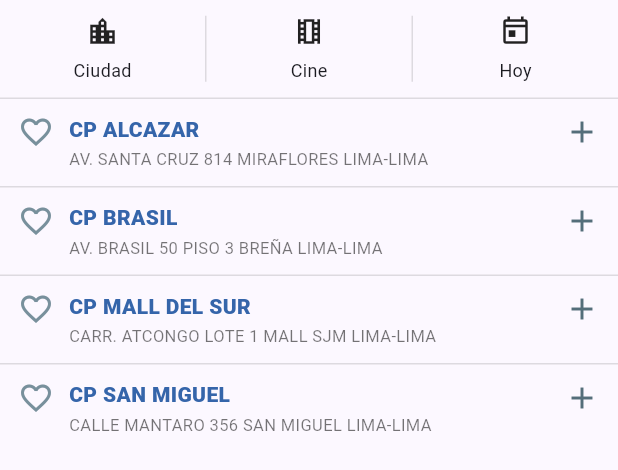
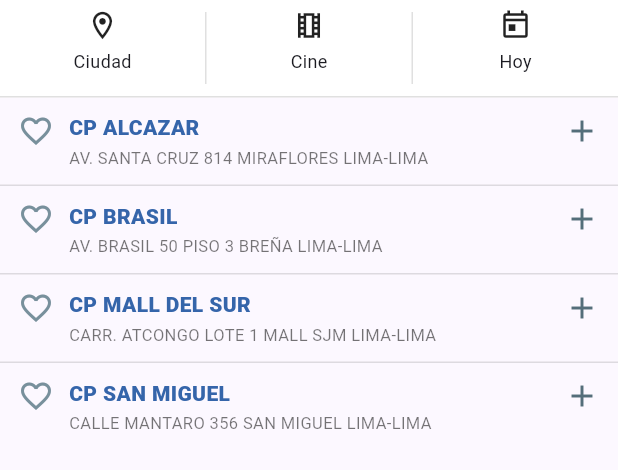
Before and after one commit to rolando3030/PROYPM, a Flutter app: the _BuyTab widget shown alone on an empty page, opened directly with empty values, on a phone screen of 412 x 824 dp. Shown: the top 470 px of the screen. Run offline on Flutter 3.47's test engine with Material 3 defaults, Android fonts, the phone set to English and light mode, and no system bars; our stand-ins replace get, google_fonts.

Commit message:
semana92

```diff
--- a/lib/pages/movie_detail/movie_detail_page.dart
+++ b/lib/pages/movie_detail/movie_detail_page.dart
@@ -1,5 +1,12 @@
 import 'package:flutter/material.dart';
-import '../asientos/asientos_page.dart'; // <<-- IMPORTANTE
+
+// Si ya creaste las pantallas de filtros, deja estos imports.
+// Si aún no las tienes, puedes comentar estas 3 líneas.
+import '../Filtros/city_filter_screen.dart';
+import '../Filtros/cinema_filter_screen.dart';
+import '../Filtros/date_filter_screen.dart';
+
+import '../asientos/asientos_page.dart';
 
 class MovieDetailPage extends StatefulWidget {
   final String title;
@@ -16,7 +23,7 @@ class MovieDetailPage extends StatefulWidget {
     this.isEstreno = false,
     required this.synopsis,
     this.idiomas = const [],
-    this.formatos = const [],
+    this.formatos = const ['2D', 'REGULAR'],
   });
 
   @override
@@ -63,7 +70,7 @@ class _MovieDetailPageState extends State<MovieDetailPage>
       ),
       body: Column(
         children: [
-          // -------- Banner con ESTRENO + botón play ----------
+          // -------- Banner + etiqueta ESTRENO + botón Play ----------
           Stack(
             children: [
               AspectRatio(
@@ -89,7 +96,6 @@ class _MovieDetailPageState extends State<MovieDetailPage>
                     ),
                   ),
                 ),
-              // Play centrado
               Positioned.fill(
                 child: Center(
                   child: Container(
@@ -109,7 +115,7 @@ class _MovieDetailPageState extends State<MovieDetailPage>
             ],
           ),
 
-          // -------- Tabs Detalle / Comprar ----------
+          // ---------------- Tabs Detalle / Comprar ----------------
           Material(
             color: Colors.white,
             child: TabBar(
@@ -125,12 +131,12 @@ class _MovieDetailPageState extends State<MovieDetailPage>
             ),
           ),
 
-          // -------- Contenido de tabs ----------
+          // ---------------- Contenido de tabs ----------------
           Expanded(
             child: TabBarView(
               controller: _tab,
               children: [
-                // ================== Tab: Detalle ==================
+                // ======== Detalle ========
                 SingleChildScrollView(
                   padding: const EdgeInsets.fromLTRB(16, 12, 16, 20),
                   child: Column(
@@ -170,8 +176,8 @@ class _MovieDetailPageState extends State<MovieDetailPage>
                   ),
                 ),
 
-                // ================== Tab: Comprar ==================
-                _BuyTab(movieTitle: widget.title), // <<-- pasamos el título
+                // ======== Comprar ========
+                _BuyTab(movieTitle: widget.title),
               ],
             ),
           ),
@@ -192,7 +198,7 @@ class _SectionTitle extends StatelessWidget {
       child: Text(
         text,
         style: const TextStyle(
-          color: Color(0xFF3860A6), // azul parecido al mockup
+          color: Color(0xFF3860A6),
           fontSize: 18,
           fontWeight: FontWeight.w800,
         ),
@@ -236,7 +242,10 @@ class _BuyTab extends StatefulWidget {
 }
 
 class _BuyTabState extends State<_BuyTab> {
-  // Data demo de cines + horarios (ajústala a tu backend después)
+  // Para mostrar la línea roja bajo el filtro seleccionado
+  int _selectedFilter = -1;
+
+  // Data de ejemplo de cines / horarios
   final List<_Cinema> cinemas = [
     _Cinema(
       name: 'CP ALCAZAR',
@@ -268,35 +277,84 @@ class _BuyTabState extends State<_BuyTab> {
     ),
   ];
 
+  Future<void> _openFilter(int i) async {
+    setState(() => _selectedFilter = i);
+    // Abre las páginas de filtro si las tienes
+    switch (i) {
+      case 0:
+        await Navigator.push(
+          context,
+          MaterialPageRoute(builder: (_) => const CityFilterScreen()),
+        );
+        break;
+      case 1:
+        await Navigator.push(
+          context,
+          MaterialPageRoute(builder: (_) => const CinemaFilterScreen()),
+        );
+        break;
+      case 2:
+        await Navigator.push(
+          context,
+          MaterialPageRoute(builder: (_) => const DateFilterScreen()),
+        );
+        break;
+    }
+    // Si quieres, al volver podrías setState con el resultado
+  }
+
   @override
   Widget build(BuildContext context) {
     final divider = Container(height: 1, color: Colors.black12);
 
     return Column(
       children: [
-        // ------- Filtros superiores (Ciudad / Cine / Hoy) -------
-        _FilterRow(
-          items: const [
-            _FilterItem(icon: Icons.location_city_outlined, label: 'Ciudad'),
-            _FilterItem(icon: Icons.local_movies_outlined, label: 'Cine'),
-            _FilterItem(icon: Icons.today_outlined, label: 'Hoy'),
+        // --------- Barra de filtros (CORREGIDA) ---------
+        Container(
+          color: Colors.white,
+          child: Column(
+            children: [
+              Row(
+                children: [
+                  _FilterCell(
+                    index: 0,
+                    selectedIndex: _selectedFilter,
+                    icon: Icons.location_on_outlined,
+                    label: 'Ciudad',
+                    onTap: _openFilter,
+                  ),
+                  _VSep(),
+                  _FilterCell(
+                    index: 1,
+                    selectedIndex: _selectedFilter,
+                    icon: Icons.local_movies_outlined,
+                    label: 'Cine',
+                    onTap: _openFilter,
+                  ),
+                  _VSep(),
+                  _FilterCell(
+                    index: 2,
+                    selectedIndex: _selectedFilter,
+                    icon: Icons.today_outlined,
+                    label: 'Hoy',
+                    onTap: _openFilter,
+                  ),
                 ],
-          onTap: (i) {
-            // Aquí puedes abrir tus pantallas de filtros si quieres.
-          },
               ),
+              // Borde inferior gris claro
               divider,
+            ],
+          ),
+        ),
 
-        // ------- Lista de cines expandibles -------
+        // --------- Lista de cines expandibles ---------
         Expanded(
           child: ListView.separated(
             padding: const EdgeInsets.only(bottom: 16),
             itemCount: cinemas.length,
             separatorBuilder: (_, __) => divider,
-            itemBuilder: (_, i) => _CinemaTile(
-              cinema: cinemas[i],
-              movieTitle: widget.movieTitle, // <<-- se lo pasamos
-            ),
+            itemBuilder: (_, i) =>
+                _CinemaTile(cinema: cinemas[i], movieTitle: widget.movieTitle),
           ),
         ),
       ],
@@ -304,50 +362,61 @@ class _BuyTabState extends State<_BuyTab> {
   }
 }
 
-class _FilterRow extends StatelessWidget {
-  final List<_FilterItem> items;
-  final ValueChanged<int>? onTap;
+class _VSep extends StatelessWidget {
+  @override
+  Widget build(BuildContext context) {
+    return Container(width: 1, height: 48, color: Colors.black12);
+  }
+}
 
-  const _FilterRow({required this.items, this.onTap});
+class _FilterCell extends StatelessWidget {
+  final int index;
+  final int selectedIndex;
+  final IconData icon;
+  final String label;
+  final ValueChanged<int> onTap;
+
+  const _FilterCell({
+    required this.index,
+    required this.selectedIndex,
+    required this.icon,
+    required this.label,
+    required this.onTap,
+  });
 
   @override
   Widget build(BuildContext context) {
-    Widget cell(_FilterItem it, int index) {
+    final isSelected = selectedIndex == index;
+
     return Expanded(
       child: InkWell(
-          onTap: () => onTap?.call(index),
-          child: Padding(
-            padding: const EdgeInsets.symmetric(vertical: 10),
+        onTap: () => onTap(index),
+        child: Container(
+          height: 64,
+          padding: const EdgeInsets.symmetric(vertical: 6),
           child: Column(
-              mainAxisSize: MainAxisSize.min,
+            mainAxisAlignment: MainAxisAlignment.center,
             children: [
-                Icon(it.icon, size: 22, color: Colors.black87),
+              Icon(icon, size: 22, color: Colors.black87),
+              const SizedBox(height: 4),
+              Text(label, style: const TextStyle(fontSize: 12)),
               const SizedBox(height: 6),
-                Text(it.label, style: const TextStyle(fontSize: 12)),
+              // Indicador rojo bajo el item seleccionado
+              AnimatedContainer(
+                duration: const Duration(milliseconds: 180),
+                height: 3,
+                width: isSelected ? 48 : 0,
+                decoration: BoxDecoration(
+                  color: Colors.red.shade700,
+                  borderRadius: BorderRadius.circular(2),
+                ),
+              ),
             ],
           ),
         ),
       ),
     );
   }
-
-    return Row(
-      children: List.generate(items.length * 2 - 1, (i) {
-        if (i.isOdd) {
-          return Container(width: 1, height: 44, color: Colors.black12);
-        } else {
-          final idx = i ~/ 2;
-          return cell(items[idx], idx);
-        }
-      }),
-    );
-  }
-}
-
-class _FilterItem {
-  final IconData icon;
-  final String label;
-  const _FilterItem({required this.icon, required this.label});
 }
 
 class _CinemaTile extends StatefulWidget {
@@ -410,15 +479,13 @@ class _CinemaTileState extends State<_CinemaTile> {
           ),
         ),
 
-        if (expanded) ...[
-          // Cada bloque de formato+audio + horarios
+        if (expanded)
           for (final g in c.groups)
             _ShowGroupBlock(
               cinemaName: c.name,
               group: g,
-              movieTitle: widget.movieTitle, // <<-- título para AsientosPage
+              movieTitle: widget.movieTitle,
             ),
-        ],
       ],
     );
   }
@@ -467,7 +534,7 @@ class _ShowGroupBlock extends StatelessWidget {
               return _TimeChip(
                 time: t,
                 onPressed: () {
-                  // --------- NAVEGAR A ASIENTOS ----------
+                  // Ir a Asientos
                   final line =
                       '$cinemaName  |  ${group.label}\n$t | Hoy, Miércoles 8 de Octubre de 2025';
                   Navigator.push(
@@ -476,7 +543,7 @@ class _ShowGroupBlock extends StatelessWidget {
                       builder: (_) => AsientosPage(
                         movieTitle: movieTitle,
                         cinemaLine: line,
-                        pricePerSeat: 15.0, // ajusta tu precio
+                        pricePerSeat: 15.0,
                       ),
                     ),
                   );
@@ -514,7 +581,7 @@ class _TimeChip extends StatelessWidget {
   }
 }
 
-/// ======================= MODELOS DE COMPRA =======================
+/// ======================= MODELOS =======================
 
 class _Cinema {
   final String name;
@@ -525,8 +592,8 @@ class _Cinema {
 }
 
 class _ShowGroup {
-  final String label; // p.ej. "2D, REGULAR DOBLADA"
-  final List<String> times; // p.ej. ["15:20","21:40"]
+  final String label; // "2D, REGULAR DOBLADA"
+  final List<String> times; // ["15:20","21:40"]
 
   const _ShowGroup({required this.label, this.times = const []});
 }
```
Also changed, not shown: lib/pages/entradas/entradas_page.dart (+7 -11 lines). Lines whose indentation alone changed are shown as unchanged.
